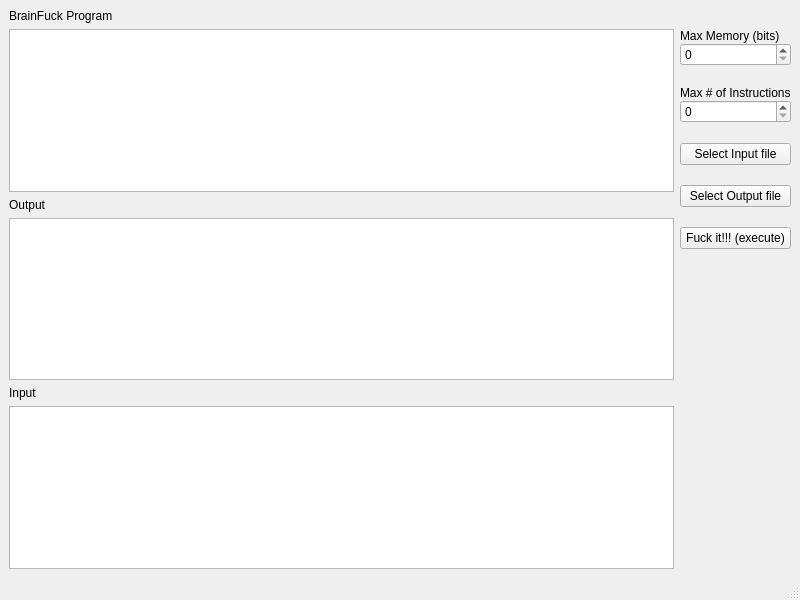
Before: the Qt Designer form mainwindow.ui in jimga150/BrainFuck_Parser_GUI, drawn with Qt 5.
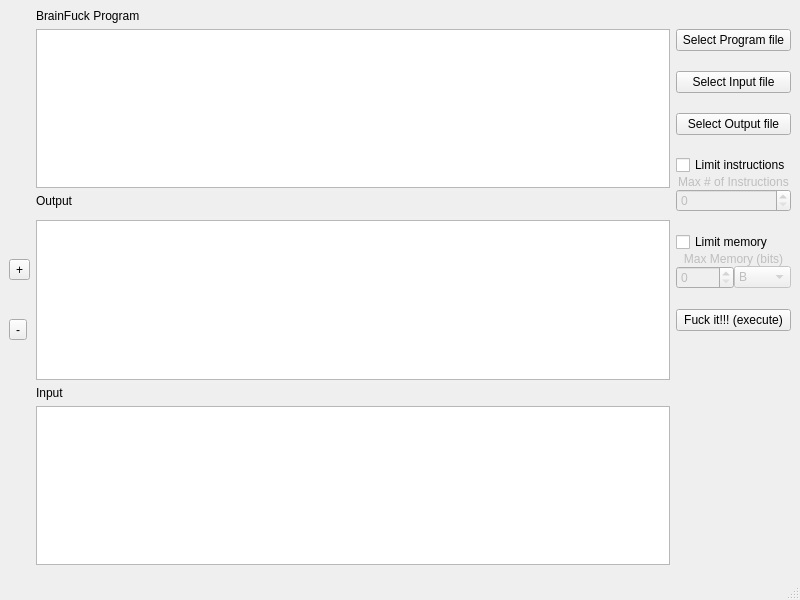
After: the same form once the commit is applied.

Commit message: Ouput files, adaptive zoom, optional instruction/memory limits

```diff
--- a/mainwindow.ui
+++ b/mainwindow.ui
@@ -15,38 +15,86 @@
   </property>
   <widget class="QWidget" name="centralwidget">
    <layout class="QGridLayout" name="gridLayout">
-    <item row="6" column="0">
+    <item row="7" column="1">
      <widget class="QTextEdit" name="Input">
       <property name="acceptRichText">
        <bool>false</bool>
       </property>
      </widget>
     </item>
-    <item row="2" column="0">
+    <item row="2" column="1">
      <widget class="QTextEdit" name="Program_textbox"/>
     </item>
-    <item row="5" column="0">
+    <item row="5" column="1">
+     <widget class="QTextEdit" name="Output">
+      <property name="lineWrapMode">
+       <enum>QTextEdit::NoWrap</enum>
+      </property>
+      <property name="readOnly">
+       <bool>true</bool>
+      </property>
+      <property name="acceptRichText">
+       <bool>false</bool>
+      </property>
+     </widget>
+    </item>
+    <item row="6" column="1">
      <widget class="QLabel" name="label_2">
       <property name="text">
        <string>Input</string>
       </property>
      </widget>
     </item>
-    <item row="3" column="0">
+    <item row="3" column="1">
      <widget class="QLabel" name="label">
       <property name="text">
        <string>Output</string>
       </property>
      </widget>
     </item>
-    <item row="0" column="0">
+    <item row="5" column="0">
+     <widget class="QWidget" name="widget_2" native="true">
+      <layout class="QGridLayout" name="gridLayout_3">
+       <property name="leftMargin">
+        <number>0</number>
+       </property>
+       <property name="topMargin">
+        <number>0</number>
+       </property>
+       <property name="rightMargin">
+        <number>0</number>
+       </property>
+       <property name="bottomMargin">
+        <number>0</number>
+       </property>
+       <property name="spacing">
+        <number>0</number>
+       </property>
+       <item row="0" column="0">
+        <widget class="QToolButton" name="zoom_in_output_button">
+         <property name="text">
+          <string>+</string>
+         </property>
+        </widget>
+       </item>
+       <item row="1" column="0">
+        <widget class="QToolButton" name="zoom_out_output_button">
+         <property name="text">
+          <string>-</string>
+         </property>
+        </widget>
+       </item>
+      </layout>
+     </widget>
+    </item>
+    <item row="0" column="1">
      <widget class="QLabel" name="label_3">
       <property name="text">
        <string>BrainFuck Program</string>
       </property>
      </widget>
     </item>
-    <item row="2" column="1" rowspan="5">
+    <item row="2" column="4" rowspan="6">
      <widget class="QWidget" name="widget" native="true">
       <layout class="QGridLayout" name="gridLayout_2">
        <property name="leftMargin">
@@ -64,93 +112,41 @@
        <property name="spacing">
         <number>0</number>
        </property>
-       <item row="13" column="0">
+       <item row="24" column="1" colspan="2">
         <spacer name="verticalSpacer">
          <property name="orientation">
           <enum>Qt::Vertical</enum>
          </property>
          <property name="sizeHint" stdset="0">
           <size>
-           <width>20</width>
+           <width>1</width>
            <height>40</height>
           </size>
          </property>
         </spacer>
        </item>
-       <item row="4" column="0">
-        <widget class="QLabel" name="label_5">
-         <property name="text">
-          <string>Max # of Instructions</string>
+       <item row="14" column="1">
+        <widget class="QSpinBox" name="maxMem_spinBox">
+         <property name="enabled">
+          <bool>false</bool>
          </property>
         </widget>
        </item>
-       <item row="10" column="0">
-        <widget class="QPushButton" name="outFile_button">
-         <property name="text">
-          <string>Select Output file</string>
-         </property>
-        </widget>
-       </item>
-       <item row="3" column="0">
-        <spacer name="verticalSpacer_2">
-         <property name="orientation">
-          <enum>Qt::Vertical</enum>
-         </property>
-         <property name="sizeType">
-          <enum>QSizePolicy::Maximum</enum>
-         </property>
-         <property name="sizeHint" stdset="0">
-          <size>
-           <width>20</width>
-           <height>20</height>
-          </size>
-         </property>
-        </spacer>
-       </item>
-       <item row="12" column="0">
-        <widget class="QPushButton" name="start_button">
+       <item row="23" column="1" colspan="2">
+        <widget class="QPushButton" name="start_pause_button">
          <property name="text">
           <string>Fuck it!!! (execute)</string>
          </property>
         </widget>
        </item>
-       <item row="5" column="0">
-        <widget class="QSpinBox" name="maxInst_spinBox"/>
-       </item>
-       <item row="1" column="0">
-        <widget class="QSpinBox" name="maxMem_spinBox"/>
-       </item>
-       <item row="9" column="0">
-        <spacer name="verticalSpacer_4">
-         <property name="orientation">
-          <enum>Qt::Vertical</enum>
-         </property>
-         <property name="sizeType">
-          <enum>QSizePolicy::Minimum</enum>
-         </property>
-         <property name="sizeHint" stdset="0">
-          <size>
-           <width>20</width>
-           <height>20</height>
-          </size>
-         </property>
-        </spacer>
-       </item>
-       <item row="8" column="0">
+       <item row="2" column="1" colspan="2">
         <widget class="QPushButton" name="inFile_button">
          <property name="text">
           <string>Select Input file</string>
          </property>
         </widget>
        </item>
-       <item row="0" column="0">
-        <widget class="QLabel" name="label_4">
-         <property name="text">
-          <string>Max Memory (bits)</string>
-         </property>
-        </widget>
-       </item>
-       <item row="6" column="0">
+       <item row="11" column="1" colspan="2">
         <spacer name="verticalSpacer_3">
          <property name="orientation">
           <enum>Qt::Vertical</enum>
@@ -160,14 +156,57 @@
          </property>
          <property name="sizeHint" stdset="0">
           <size>
+           <width>1</width>
+           <height>20</height>
+          </size>
+         </property>
+        </spacer>
+       </item>
+       <item row="12" column="1" colspan="2">
+        <widget class="QCheckBox" name="max_mem_checkBox">
+         <property name="text">
+          <string>Limit memory</string>
+         </property>
+        </widget>
+       </item>
+       <item row="13" column="1" colspan="2">
+        <widget class="QLabel" name="max_mem_label">
+         <property name="enabled">
+          <bool>false</bool>
+         </property>
+         <property name="text">
+          <string>Max Memory (bits)</string>
+         </property>
+         <property name="alignment">
+          <set>Qt::AlignCenter</set>
+         </property>
+        </widget>
+       </item>
+       <item row="7" column="1" colspan="2">
+        <spacer name="verticalSpacer_2">
+         <property name="orientation">
+          <enum>Qt::Vertical</enum>
+         </property>
+         <property name="sizeType">
+          <enum>QSizePolicy::Minimum</enum>
+         </property>
+         <property name="sizeHint" stdset="0">
+          <size>
            <width>20</width>
            <height>20</height>
           </size>
          </property>
         </spacer>
        </item>
-       <item row="11" column="0">
-        <spacer name="verticalSpacer_5">
+       <item row="10" column="1" colspan="2">
+        <widget class="QSpinBox" name="maxInst_spinBox">
+         <property name="enabled">
+          <bool>false</bool>
+         </property>
+        </widget>
+       </item>
+       <item row="17" column="1" colspan="2">
+        <spacer name="verticalSpacer_7">
          <property name="orientation">
           <enum>Qt::Vertical</enum>
          </property>
@@ -176,21 +215,120 @@
          </property>
          <property name="sizeHint" stdset="0">
           <size>
+           <width>1</width>
+           <height>20</height>
+          </size>
+         </property>
+        </spacer>
+       </item>
+       <item row="8" column="1" colspan="2">
+        <widget class="QCheckBox" name="limit_inst_checkBox">
+         <property name="text">
+          <string>Limit instructions</string>
+         </property>
+        </widget>
+       </item>
+       <item row="0" column="1" colspan="2">
+        <widget class="QPushButton" name="progFile_button">
+         <property name="text">
+          <string>Select Program file</string>
+         </property>
+        </widget>
+       </item>
+       <item row="3" column="1" colspan="2">
+        <spacer name="verticalSpacer_4">
+         <property name="orientation">
+          <enum>Qt::Vertical</enum>
+         </property>
+         <property name="sizeType">
+          <enum>QSizePolicy::Minimum</enum>
+         </property>
+         <property name="sizeHint" stdset="0">
+          <size>
            <width>20</width>
            <height>20</height>
           </size>
          </property>
         </spacer>
        </item>
+       <item row="1" column="1" colspan="2">
+        <spacer name="verticalSpacer_6">
+         <property name="orientation">
+          <enum>Qt::Vertical</enum>
+         </property>
+         <property name="sizeType">
+          <enum>QSizePolicy::Minimum</enum>
+         </property>
+         <property name="sizeHint" stdset="0">
+          <size>
+           <width>20</width>
+           <height>20</height>
+          </size>
+         </property>
+        </spacer>
+       </item>
+       <item row="14" column="2">
+        <widget class="QComboBox" name="max_mem_units_comboBox">
+         <property name="enabled">
+          <bool>false</bool>
+         </property>
+         <item>
+          <property name="text">
+           <string>B</string>
+          </property>
+         </item>
+         <item>
+          <property name="text">
+           <string>KB</string>
+          </property>
+         </item>
+         <item>
+          <property name="text">
+           <string>MB</string>
+          </property>
+         </item>
+         <item>
+          <property name="text">
+           <string>GB</string>
+          </property>
+         </item>
+        </widget>
+       </item>
+       <item row="5" column="1" colspan="2">
+        <widget class="QPushButton" name="outFile_button">
+         <property name="text">
+          <string>Select Output file</string>
+         </property>
+        </widget>
+       </item>
+       <item row="9" column="1" colspan="2">
+        <widget class="QLabel" name="max_inst_label">
+         <property name="enabled">
+          <bool>false</bool>
+         </property>
+         <property name="text">
+          <string>Max # of Instructions</string>
+         </property>
+         <property name="alignment">
+          <set>Qt::AlignCenter</set>
+         </property>
+        </widget>
+       </item>
       </layout>
      </widget>
     </item>
-    <item row="4" column="0">
-     <widget class="QTextEdit" name="Output">
-      <property name="readOnly">
-       <bool>true</bool>
+    <item row="8" column="1">
+     <spacer name="horizontalSpacer">
+      <property name="orientation">
+       <enum>Qt::Horizontal</enum>
       </property>
-     </widget>
+      <property name="sizeHint" stdset="0">
+       <size>
+        <width>40</width>
+        <height>4</height>
+       </size>
+      </property>
+     </spacer>
     </item>
    </layout>
   </widget>
```
The commit also changes 2 other files.
